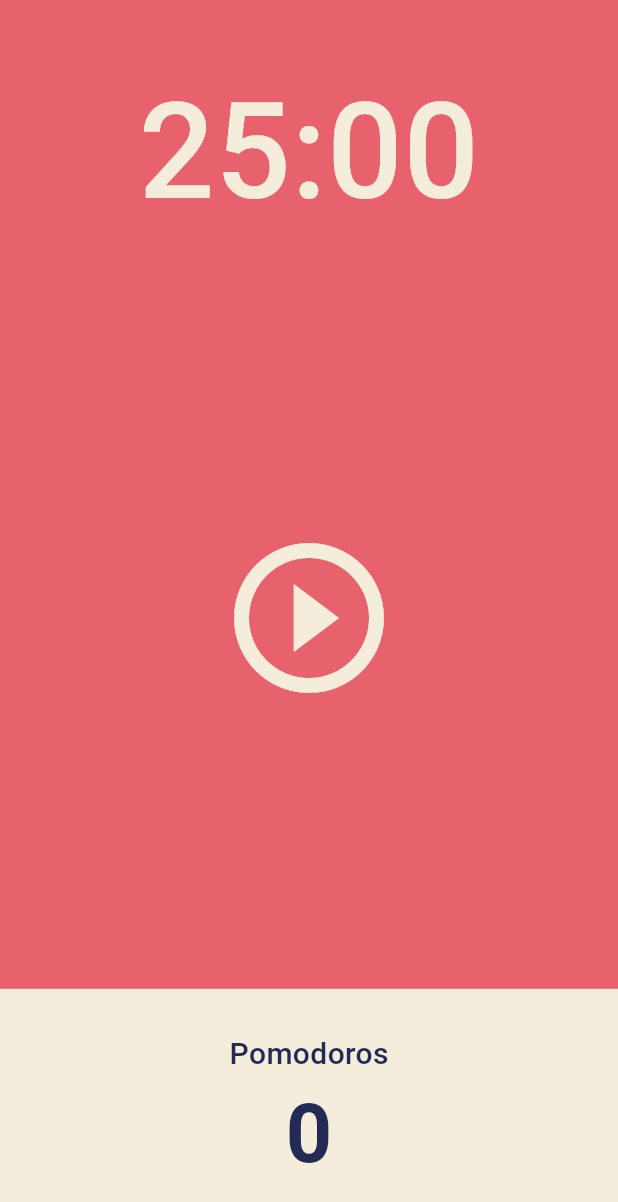
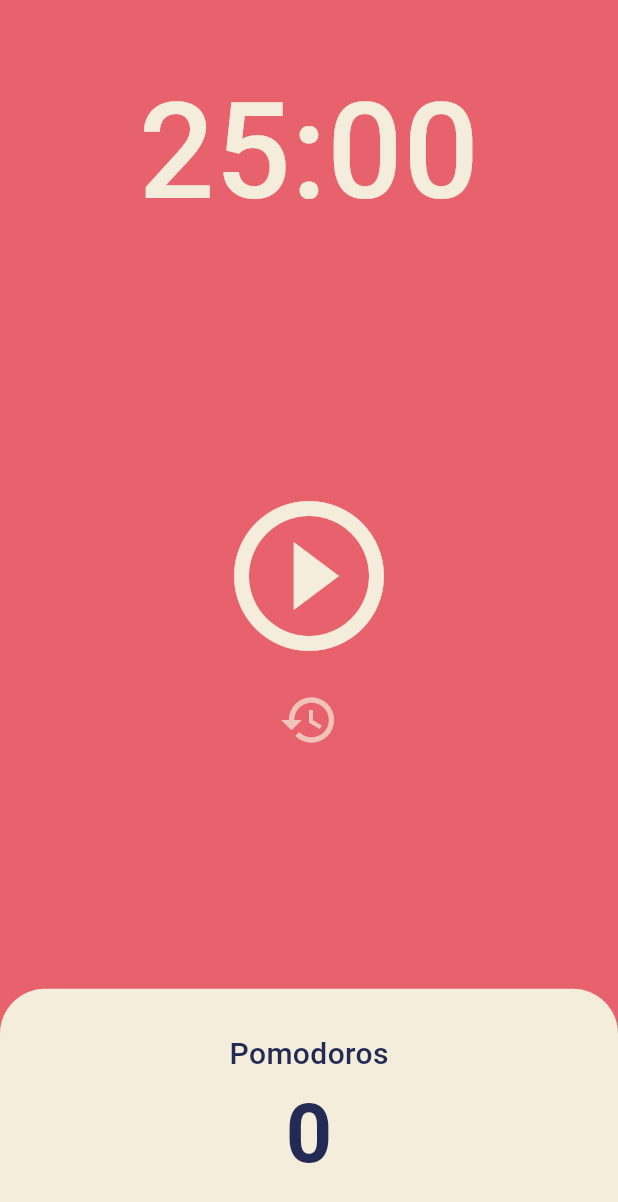
Before and after one commit to kk0mtl/toonflix, a Flutter app: the screen it shows after launch, on a phone screen of 412 x 824 dp. Shown: the top 1202 px of the screen. Run offline on Flutter 3.47's test engine with Material 3 defaults, Android fonts, the phone set to English and light mode, and no system bars.

Commit message:
기능추가

```diff
--- a/lib/main.dart
+++ b/lib/main.dart
@@ -21,7 +21,7 @@ class App extends StatelessWidget {
         ),
         cardColor: const Color(0xfff4eddb),
       ),
-      title: 'drawer',
+      title: 'Pomodoro',
       home: const HomeScreen(),
     );
   }
--- a/lib/screens/home_screen.dart
+++ b/lib/screens/home_screen.dart
@@ -1,4 +1,5 @@
 import 'package:flutter/material.dart';
+import 'dart:async';
 
 class HomeScreen extends StatefulWidget {
   const HomeScreen({super.key});
@@ -8,6 +9,56 @@ class HomeScreen extends StatefulWidget {
 }
 
 class _HomeScreenState extends State<HomeScreen> {
+  int secInit = 1500;
+  late int totalSec = secInit;
+  bool isRunning = false;
+  int totalPomodoros = 0;
+  late Timer timer;
+
+  void onTick(Timer timer) {
+    if (totalSec == 0) {
+      setState(() {
+        totalPomodoros = totalPomodoros + 1;
+        isRunning = false;
+        totalSec = secInit;
+      });
+      timer.cancel();
+    } else {
+      setState(() {
+        totalSec = totalSec - 1;
+      });
+    }
+  }
+
+  void onStartPressed() {
+    timer = Timer.periodic(
+      const Duration(seconds: 1),
+      onTick,
+    );
+    setState(() {
+      isRunning = true;
+    });
+  }
+
+  void onPausePressed() {
+    timer.cancel();
+    setState(() {
+      isRunning = false;
+    });
+  }
+
+  void onReset() {
+    onPausePressed();
+    setState(() {
+      totalSec = secInit;
+    });
+  }
+
+  String format(int sec) {
+    var duration = Duration(seconds: sec);
+    return duration.toString().split('.').first.substring(2, 7);
+  }
+
   @override
   Widget build(BuildContext context) {
     return Scaffold(
@@ -19,7 +70,7 @@ class _HomeScreenState extends State<HomeScreen> {
             child: Container(
               alignment: Alignment.bottomCenter,
               child: Text(
-                '25:00',
+                format(totalSec),
                 style: TextStyle(
                   color: Theme.of(context).cardColor,
                   fontSize: 89,
@@ -31,11 +82,25 @@ class _HomeScreenState extends State<HomeScreen> {
           Flexible(
             flex: 3,
             child: Center(
-              child: IconButton(
-                  iconSize: 120,
-                  color: Theme.of(context).cardColor,
-                  onPressed: () {},
-                  icon: const Icon(Icons.play_circle_outline)),
+              child: Column(
+                mainAxisAlignment: MainAxisAlignment.center,
+                children: [
+                  IconButton(
+                    iconSize: 120,
+                    color: Theme.of(context).cardColor,
+                    onPressed: isRunning ? onPausePressed : onStartPressed,
+                    icon: Icon(isRunning
+                        ? Icons.pause_circle_outline
+                        : Icons.play_circle_outline),
+                  ),
+                  IconButton(
+                    iconSize: 40,
+                    color: Theme.of(context).cardColor.withOpacity(0.7),
+                    onPressed: onReset,
+                    icon: const Icon(Icons.restore_outlined),
+                  ),
+                ],
+              ),
             ),
           ),
           Flexible(
@@ -46,6 +111,9 @@ class _HomeScreenState extends State<HomeScreen> {
                   child: Container(
                     decoration: BoxDecoration(
                       color: Theme.of(context).cardColor,
+                      borderRadius: const BorderRadius.only(
+                          topLeft: Radius.circular(30),
+                          topRight: Radius.circular(30)),
                     ),
                     child: Column(
                       mainAxisAlignment: MainAxisAlignment.center,
@@ -60,7 +128,7 @@ class _HomeScreenState extends State<HomeScreen> {
                           ),
                         ),
                         Text(
-                          '0',
+                          '$totalPomodoros',
                           style: TextStyle(
                             fontSize: 54,
                             fontWeight: FontWeight.w600,
```
